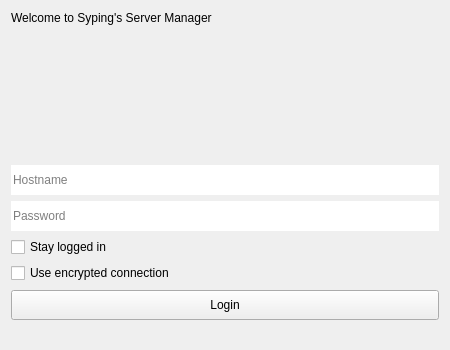
Before: the Qt Designer form src/servermgr/frmServerManager.ui in Syping/servermgr, drawn with Qt 5.
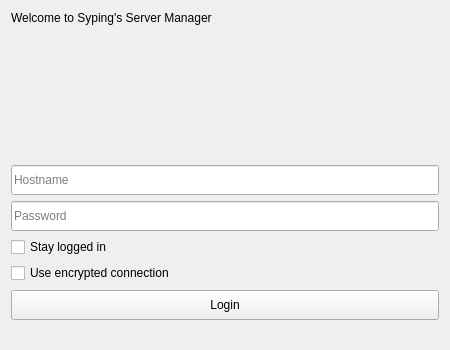
After: the same form once the commit is applied. Icons and pictures are not drawn. Custom widgets are drawn as their Qt base class.

Commit message: login style improved

Patch:
```diff
--- a/src/servermgr/frmServerManager.ui
+++ b/src/servermgr/frmServerManager.ui
@@ -48,9 +48,6 @@
        <number>0</number>
       </property>
       <widget class="QWidget" name="pLogin">
-       <property name="styleSheet">
-        <string notr="true"/>
-       </property>
        <layout class="QVBoxLayout" name="vlLoginPage">
         <item>
          <widget class="KPTLabel" name="labDesignedLoginDes">
@@ -125,9 +122,6 @@
             <height>30</height>
            </size>
           </property>
-          <property name="frame">
-           <bool>false</bool>
-          </property>
           <property name="placeholderText">
            <string>Hostname</string>
           </property>
@@ -147,9 +141,6 @@
             <height>30</height>
            </size>
           </property>
-          <property name="frame">
-           <bool>false</bool>
-          </property>
           <property name="echoMode">
            <enum>QLineEdit::Password</enum>
           </property>
```
Left out of the diff: 6 changed lines with no effect on the pictures. The commit also changes 1 other file.
